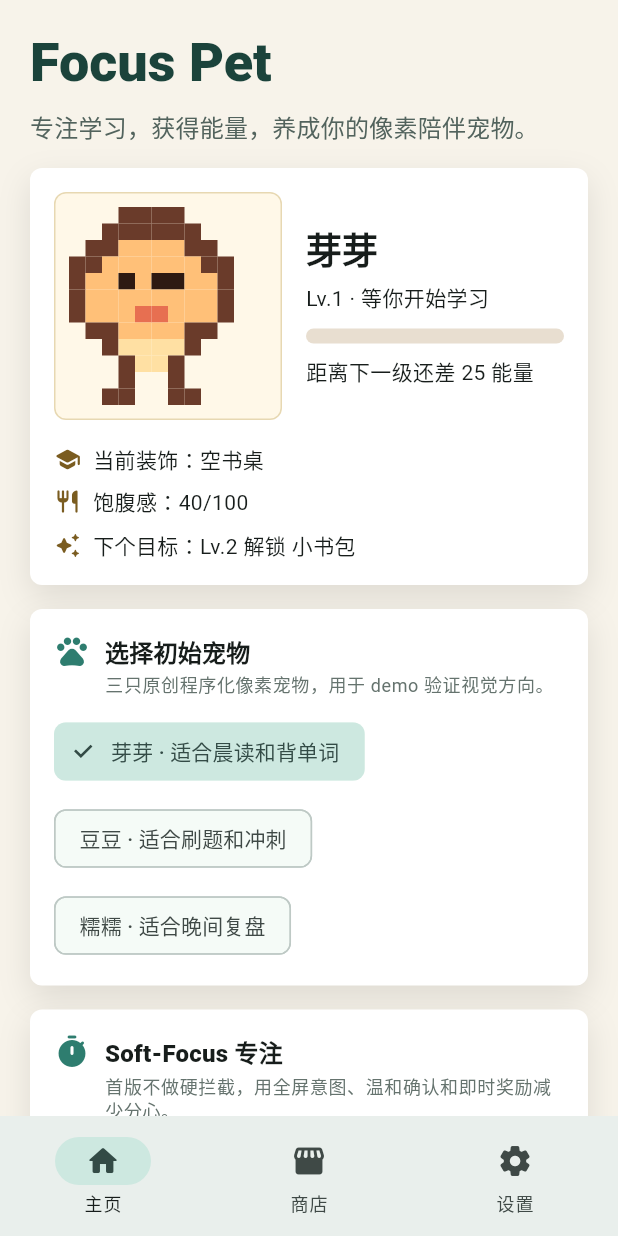
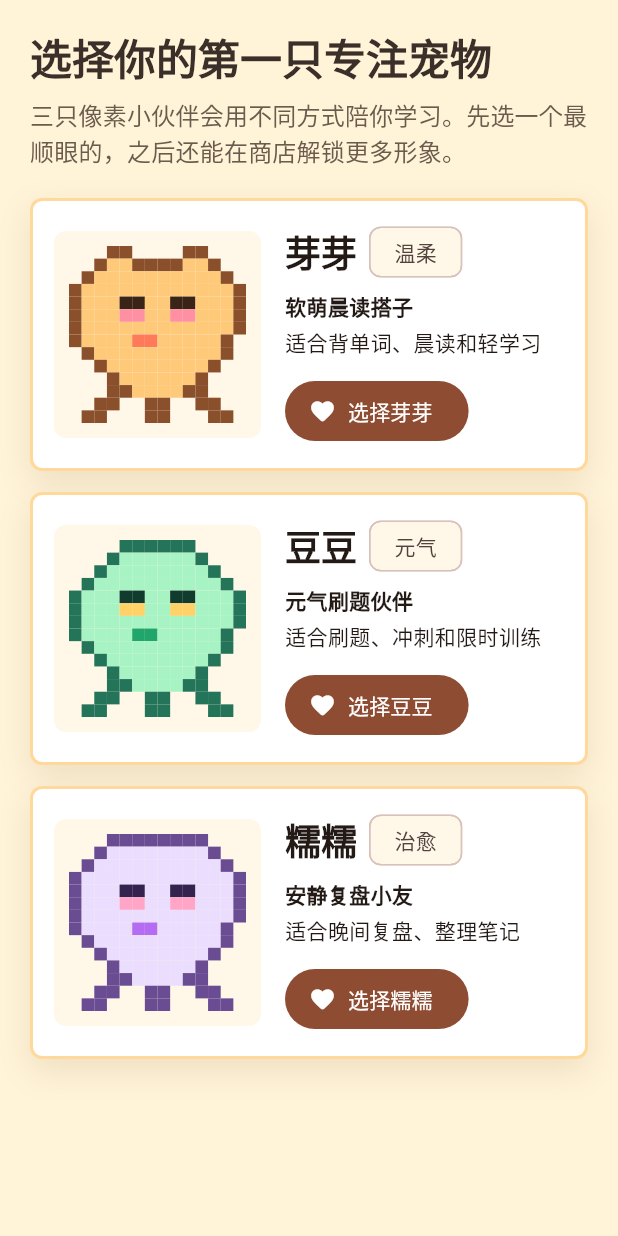
Before and after one commit to unknownparticles/pixpet, a Flutter app: the screen it shows after launch, on a phone screen of 412 x 824 dp. Run offline on Flutter 3.47's test engine with Material 3 defaults, Android fonts, the phone set to English and light mode, and no system bars.

Commit message:
【optimize】优化 Focus Pet 首次选择与像素玩具风视觉。
【影响点】影响首次进入宠物选择、主页宠物房间、商店设置视觉和对应中文 OpenSpec 文档。

```diff
--- a/lib/app/focus_pet_app.dart
+++ b/lib/app/focus_pet_app.dart
@@ -1,10 +1,19 @@
 import 'package:flutter/material.dart';
 
+import '../domain/starter_pet.dart';
 import '../features/home/focus_pet_home_page.dart';
+import '../features/onboarding/pet_choice_page.dart';
 
 /// Focus Pet demo 的根组件。
-class FocusPetApp extends StatelessWidget {
+class FocusPetApp extends StatefulWidget {
   const FocusPetApp({super.key});
+
+  @override
+  State<FocusPetApp> createState() => _FocusPetAppState();
+}
+
+class _FocusPetAppState extends State<FocusPetApp> {
+  StarterPet? _selectedPet;
 
   @override
   Widget build(BuildContext context) {
@@ -13,13 +22,21 @@ class FocusPetApp extends StatelessWidget {
       debugShowCheckedModeBanner: false,
       theme: ThemeData(
         colorScheme: ColorScheme.fromSeed(
-          seedColor: const Color(0xFF2E7D6F),
+          seedColor: const Color(0xFFFF9F7A),
           brightness: Brightness.light,
         ),
-        scaffoldBackgroundColor: const Color(0xFFF7F3EA),
+        scaffoldBackgroundColor: const Color(0xFFFFF3D8),
+        chipTheme: const ChipThemeData(
+          selectedColor: Color(0xFFFFD8A8),
+          backgroundColor: Color(0xFFFFF7E8),
+        ),
         useMaterial3: true,
       ),
-      home: const FocusPetHomePage(),
+      home: _selectedPet == null
+          ? PetChoicePage(
+              onPetSelected: (pet) => setState(() => _selectedPet = pet),
+            )
+          : FocusPetHomePage(initialPet: _selectedPet!),
     );
   }
 }
--- /dev/null
+++ b/lib/domain/starter_pet.dart
@@ -0,0 +1,45 @@
+/// 首次进入和主页共用的初始宠物信息。
+class StarterPet {
+  const StarterPet({
+    required this.id,
+    required this.name,
+    required this.trait,
+    required this.scene,
+    required this.tag,
+  });
+
+  final String id;
+  final String name;
+  final String trait;
+  final String scene;
+  final String tag;
+}
+
+/// Demo 固定三选一宠物。
+class StarterPets {
+  const StarterPets._();
+
+  static const List<StarterPet> all = <StarterPet>[
+    StarterPet(
+      id: 'sprout',
+      name: '芽芽',
+      trait: '软萌晨读搭子',
+      scene: '适合背单词、晨读和轻学习',
+      tag: '温柔',
+    ),
+    StarterPet(
+      id: 'bean',
+      name: '豆豆',
+      trait: '元气刷题伙伴',
+      scene: '适合刷题、冲刺和限时训练',
+      tag: '元气',
+    ),
+    StarterPet(
+      id: 'mochi',
+      name: '糯糯',
+      trait: '安静复盘小友',
+      scene: '适合晚间复盘、整理笔记',
+      tag: '治愈',
+    ),
+  ];
+}
--- a/lib/features/home/focus_pet_home_page.dart
+++ b/lib/features/home/focus_pet_home_page.dart
@@ -5,6 +5,7 @@ import '../../domain/focus_stats.dart';
 import '../../domain/pet_profile.dart';
 import '../../domain/reward_ledger.dart';
 import '../../domain/shop.dart';
+import '../../domain/starter_pet.dart';
 import '../../widgets/pixel_pet.dart';
 
 /// Focus Pet demo 主界面。
@@ -12,31 +13,24 @@ import '../../widgets/pixel_pet.dart';
 /// 为了让 demo 一打开就能体验完整闭环，首版把引导、计时、宠物成长、
 /// 统计和分享卡放在同一个可滚动页面里。
 class FocusPetHomePage extends StatefulWidget {
-  const FocusPetHomePage({super.key});
+  const FocusPetHomePage({
+    super.key,
+    required this.initialPet,
+  });
+
+  final StarterPet initialPet;
 
   @override
   State<FocusPetHomePage> createState() => _FocusPetHomePageState();
 }
 
 class _FocusPetHomePageState extends State<FocusPetHomePage> {
-  static const List<_StarterPet> _starterPets = <_StarterPet>[
-    _StarterPet(id: 'sprout', name: '芽芽', trait: '适合晨读和背单词'),
-    _StarterPet(id: 'bean', name: '豆豆', trait: '适合刷题和冲刺'),
-    _StarterPet(id: 'mochi', name: '糯糯', trait: '适合晚间复盘'),
-  ];
   static const List<int> _durations = <int>[15, 25, 45, 60];
 
   final RewardLedger _rewardLedger = const RewardLedger();
   final ShopService _shopService = const ShopService();
 
-  late PetProfile _pet = const PetProfile(
-    petId: 'sprout',
-    name: '芽芽',
-    level: 1,
-    energy: 0,
-    mood: PetMood.waiting,
-    decoration: '空书桌',
-  );
+  late PetProfile _pet = _initialProfile(widget.initialPet);
   FocusStats _stats = const FocusStats(
     todayMinutes: 0,
     weekMinutes: 0,
@@ -51,10 +45,26 @@ class _FocusPetHomePageState extends State<FocusPetHomePage> {
   bool _soundEnabled = false;
   String _message = '选择一只宠物，开始第一段 soft-focus 学习。';
 
+  static PetProfile _initialProfile(StarterPet pet) {
+    return PetProfile(
+      petId: pet.id,
+      name: pet.name,
+      level: 1,
+      energy: 0,
+      mood: PetMood.waiting,
+      decoration: '软垫小窝',
+      ownedPetIds: <String>[pet.id],
+    );
+  }
+
   @override
   Widget build(BuildContext context) {
     return Scaffold(
       body: SafeArea(
+        child: DecoratedBox(
+          decoration: const BoxDecoration(
+            color: Color(0xFFFFF3D8),
+          ),
           child: CustomScrollView(
             slivers: <Widget>[
               SliverToBoxAdapter(child: _buildHeader(context)),
@@ -65,7 +75,10 @@ class _FocusPetHomePageState extends State<FocusPetHomePage> {
             ],
           ),
         ),
+      ),
       bottomNavigationBar: NavigationBar(
+        backgroundColor: const Color(0xFFFFFAF0),
+        indicatorColor: const Color(0xFFFFD8A8),
         selectedIndex: _selectedTab,
         onDestinationSelected: (index) => setState(() => _selectedTab = index),
         destinations: const <NavigationDestination>[
@@ -102,8 +115,6 @@ class _FocusPetHomePageState extends State<FocusPetHomePage> {
         return <Widget>[
           _buildPetCard(context),
           const SizedBox(height: 16),
-          _buildStarterPets(context),
-          const SizedBox(height: 16),
           _buildFocusPanel(context),
           const SizedBox(height: 16),
           _buildStatsGrid(context),
@@ -123,7 +134,7 @@ class _FocusPetHomePageState extends State<FocusPetHomePage> {
             'Focus Pet',
             style: Theme.of(context).textTheme.displaySmall?.copyWith(
                   fontWeight: FontWeight.w800,
-                  color: const Color(0xFF1B433B),
+                  color: const Color(0xFF3B2F2A),
                 ),
           ),
           const SizedBox(height: 8),
@@ -144,24 +155,46 @@ class _FocusPetHomePageState extends State<FocusPetHomePage> {
     return _Panel(
       child: Column(
         children: <Widget>[
-          Row(
-            crossAxisAlignment: CrossAxisAlignment.center,
+          DecoratedBox(
+            decoration: BoxDecoration(
+              color: const Color(0xFFFFE8B8),
+              borderRadius: BorderRadius.circular(8),
+              border: Border.all(color: const Color(0xFFFFC57A), width: 2),
+            ),
+            child: Padding(
+              padding: const EdgeInsets.fromLTRB(16, 16, 16, 12),
+              child: Column(
                 children: <Widget>[
                   DecoratedBox(
                     decoration: BoxDecoration(
-                  color: const Color(0xFFFFF8E8),
+                      color: const Color(0xFFFFF7E8),
                       borderRadius: BorderRadius.circular(8),
-                  border: Border.all(color: const Color(0xFFE7D8B2)),
                     ),
                     child: Padding(
-                  padding: const EdgeInsets.all(10),
+                      padding: const EdgeInsets.all(14),
                       child: PixelPet(
                         petId: _pet.petId,
                         mood: _pet.mood.name,
+                        size: 156,
                       ),
                     ),
                   ),
-              const SizedBox(width: 16),
+                  const SizedBox(height: 10),
+                  Container(
+                    height: 12,
+                    width: 180,
+                    decoration: BoxDecoration(
+                      color: const Color(0xFFC97B4E),
+                      borderRadius: BorderRadius.circular(8),
+                    ),
+                  ),
+                ],
+              ),
+            ),
+          ),
+          const SizedBox(height: 14),
+          Row(
+            children: <Widget>[
               Expanded(
                 child: Column(
                   crossAxisAlignment: CrossAxisAlignment.start,
@@ -169,30 +202,30 @@ class _FocusPetHomePageState extends State<FocusPetHomePage> {
                     Text(
                       _pet.name,
                       style: Theme.of(context).textTheme.headlineSmall?.copyWith(
-                            fontWeight: FontWeight.w800,
+                            fontWeight: FontWeight.w900,
+                            color: const Color(0xFF3B2F2A),
                           ),
                     ),
-                    const SizedBox(height: 6),
+                    const SizedBox(height: 4),
                     Text('Lv.${_pet.level} · ${_pet.mood.label}'),
+                  ],
+                ),
+              ),
+              Chip(label: Text('${_pet.energy} 能量')),
+            ],
+          ),
           const SizedBox(height: 10),
           LinearProgressIndicator(
             value: (_pet.energy % RewardLedger.energyPerLevel) /
                 RewardLedger.energyPerLevel,
-                      minHeight: 10,
+            minHeight: 12,
             borderRadius: BorderRadius.circular(6),
-                      backgroundColor: const Color(0xFFE8DED0),
-                      color: const Color(0xFF2E7D6F),
+            backgroundColor: const Color(0xFFFFE4C7),
+            color: const Color(0xFFFF8A65),
           ),
           const SizedBox(height: 8),
           Text(
-                      remaining == 0
-                          ? '已经可以升级，完成下一次专注会刷新奖励。'
-                          : '距离下一级还差 $remaining 能量',
-                    ),
-                  ],
-                ),
-              ),
-            ],
+            remaining == 0 ? '再完成一次专注刷新奖励。' : '距离下一级还差 $remaining 能量',
           ),
           const SizedBox(height: 16),
           _InfoStrip(
@@ -214,34 +247,6 @@ class _FocusPetHomePageState extends State<FocusPetHomePage> {
     );
   }
 
-  Widget _buildStarterPets(BuildContext context) {
-    return _Panel(
-      child: Column(
-        crossAxisAlignment: CrossAxisAlignment.start,
-        children: <Widget>[
-          _SectionTitle(
-            icon: Icons.pets_rounded,
-            title: '选择初始宠物',
-            subtitle: '三只原创程序化像素宠物，用于 demo 验证视觉方向。',
-          ),
-          const SizedBox(height: 12),
-          Wrap(
-            spacing: 10,
-            runSpacing: 10,
-            children: _starterPets.map((pet) {
-              final selected = pet.id == _pet.petId;
-              return ChoiceChip(
-                selected: selected,
-                label: Text('${pet.name} · ${pet.trait}'),
-                onSelected: (_) => _selectPet(pet),
-              );
-            }).toList(),
-          ),
-        ],
-      ),
-    );
-  }
-
   Widget _buildFocusPanel(BuildContext context) {
     return _Panel(
       child: Column(
@@ -250,7 +255,7 @@ class _FocusPetHomePageState extends State<FocusPetHomePage> {
           _SectionTitle(
             icon: Icons.timer_rounded,
             title: 'Soft-Focus 专注',
-            subtitle: '首版不做硬拦截，用全屏意图、温和确认和即时奖励减少分心。',
+            subtitle: '把手机放远一点，让宠物在小房间里陪你完成这一段。',
           ),
           const SizedBox(height: 12),
           SegmentedButton<int>(
@@ -274,14 +279,14 @@ class _FocusPetHomePageState extends State<FocusPetHomePage> {
             duration: const Duration(milliseconds: 240),
             padding: const EdgeInsets.all(16),
             decoration: BoxDecoration(
-              color: _isFocusing ? const Color(0xFF173C35) : const Color(0xFFEAF5EE),
+              color: _isFocusing ? const Color(0xFF4A3A5A) : const Color(0xFFFFF0C7),
               borderRadius: BorderRadius.circular(8),
             ),
             child: Row(
               children: <Widget>[
                 Icon(
                   _isFocusing ? Icons.hourglass_bottom_rounded : Icons.spa_rounded,
-                  color: _isFocusing ? Colors.white : const Color(0xFF1B5E4F),
+                  color: _isFocusing ? Colors.white : const Color(0xFF7A4F1E),
                 ),
                 const SizedBox(width: 12),
                 Expanded(
@@ -290,7 +295,7 @@ class _FocusPetHomePageState extends State<FocusPetHomePage> {
                         ? '正在进行 $_selectedMinutes 分钟 soft-focus：把手机放远一点，宠物会陪你学习。'
                         : _message,
                     style: TextStyle(
-                      color: _isFocusing ? Colors.white : const Color(0xFF1B5E4F),
+                      color: _isFocusing ? Colors.white : const Color(0xFF7A4F1E),
                       fontWeight: FontWeight.w600,
                     ),
                   ),
@@ -398,7 +403,7 @@ class _FocusPetHomePageState extends State<FocusPetHomePage> {
               aspectRatio: 1,
               child: DecoratedBox(
                 decoration: BoxDecoration(
-                  color: const Color(0xFF102E2A),
+                  color: const Color(0xFF5A3B63),
                   borderRadius: BorderRadius.circular(8),
                 ),
                 child: Padding(
@@ -553,24 +558,6 @@ class _FocusPetHomePageState extends State<FocusPetHomePage> {
     );
   }
 
-  void _selectPet(_StarterPet starterPet) {
-    if (_isFocusing) {
-      return;
-    }
-    setState(() {
-      _pet = PetProfile(
-        petId: starterPet.id,
-        name: starterPet.name,
-        level: 1,
-        energy: 0,
-        mood: PetMood.waiting,
-        decoration: '空书桌',
-        ownedPetIds: <String>[starterPet.id],
-      );
-      _message = '${starterPet.name} 已加入学习桌：${starterPet.trait}。';
-    });
-  }
-
   void _startFocus() {
     setState(() {
       _isFocusing = true;
@@ -652,11 +639,12 @@ class _Panel extends StatelessWidget {
   Widget build(BuildContext context) {
     return DecoratedBox(
       decoration: BoxDecoration(
-        color: Colors.white,
+        color: const Color(0xFFFFFCF7),
         borderRadius: BorderRadius.circular(8),
+        border: Border.all(color: const Color(0xFFFFDFB7)),
         boxShadow: const <BoxShadow>[
           BoxShadow(
-            color: Color(0x1A000000),
+            color: Color(0x1A9B5B21),
             blurRadius: 18,
             offset: Offset(0, 8),
           ),
@@ -759,9 +747,9 @@ class _ShopTile extends StatelessWidget {
       padding: const EdgeInsets.only(bottom: 10),
       child: DecoratedBox(
         decoration: BoxDecoration(
-          color: const Color(0xFFFFFAF0),
+          color: const Color(0xFFFFF6E5),
           borderRadius: BorderRadius.circular(8),
-          border: Border.all(color: const Color(0xFFE9DDC5)),
+          border: Border.all(color: const Color(0xFFFFD2A1)),
         ),
         child: Padding(
           padding: const EdgeInsets.all(12),
@@ -817,18 +805,6 @@ class _ShopTile extends StatelessWidget {
   }
 }
 
-class _StarterPet {
-  const _StarterPet({
-    required this.id,
-    required this.name,
-    required this.trait,
-  });
-
-  final String id;
-  final String name;
-  final String trait;
-}
-
 class _StatItem {
   const _StatItem(this.label, this.value);
 
--- /dev/null
+++ b/lib/features/onboarding/pet_choice_page.dart
@@ -0,0 +1,141 @@
+import 'package:flutter/material.dart';
+
+import '../../domain/starter_pet.dart';
+import '../../widgets/pixel_pet.dart';
+
+/// 首次进入的三选一宠物选择页。
+class PetChoicePage extends StatelessWidget {
+  const PetChoicePage({
+    super.key,
+    required this.onPetSelected,
+  });
+
+  final ValueChanged<StarterPet> onPetSelected;
+
+  @override
+  Widget build(BuildContext context) {
+    return Scaffold(
+      body: SafeArea(
+        child: DecoratedBox(
+          decoration: const BoxDecoration(
+            color: Color(0xFFFFF3D8),
+          ),
+          child: ListView(
+            padding: const EdgeInsets.fromLTRB(20, 20, 20, 28),
+            children: <Widget>[
+              Text(
+                '选择你的第一只专注宠物',
+                style: Theme.of(context).textTheme.headlineMedium?.copyWith(
+                      color: const Color(0xFF3B2F2A),
+                      fontWeight: FontWeight.w900,
+                    ),
+              ),
+              const SizedBox(height: 8),
+              Text(
+                '三只像素小伙伴会用不同方式陪你学习。先选一个最顺眼的，之后还能在商店解锁更多形象。',
+                style: Theme.of(context).textTheme.titleMedium?.copyWith(
+                      color: const Color(0xFF6B5B4D),
+                    ),
+              ),
+              const SizedBox(height: 20),
+              ...StarterPets.all.map(
+                (pet) => Padding(
+                  padding: const EdgeInsets.only(bottom: 14),
+                  child: _PetChoiceCard(
+                    pet: pet,
+                    onSelected: () => onPetSelected(pet),
+                  ),
+                ),
+              ),
+            ],
+          ),
+        ),
+      ),
+    );
+  }
+}
+
+class _PetChoiceCard extends StatelessWidget {
+  const _PetChoiceCard({
+    required this.pet,
+    required this.onSelected,
+  });
+
+  final StarterPet pet;
+  final VoidCallback onSelected;
+
+  @override
+  Widget build(BuildContext context) {
+    return DecoratedBox(
+      decoration: BoxDecoration(
+        color: Colors.white,
+        borderRadius: BorderRadius.circular(8),
+        border: Border.all(color: const Color(0xFFFFD89C), width: 2),
+        boxShadow: const <BoxShadow>[
+          BoxShadow(
+            color: Color(0x1F7A4D1B),
+            blurRadius: 18,
+            offset: Offset(0, 8),
+          ),
+        ],
+      ),
+      child: Padding(
+        padding: const EdgeInsets.all(16),
+        child: Row(
+          children: <Widget>[
+            DecoratedBox(
+              decoration: BoxDecoration(
+                color: const Color(0xFFFFF7E8),
+                borderRadius: BorderRadius.circular(8),
+              ),
+              child: Padding(
+                padding: const EdgeInsets.all(10),
+                child: PixelPet(
+                  petId: pet.id,
+                  mood: 'happy',
+                  size: 118,
+                ),
+              ),
+            ),
+            const SizedBox(width: 16),
+            Expanded(
+              child: Column(
+                crossAxisAlignment: CrossAxisAlignment.start,
+                children: <Widget>[
+                  Row(
+                    children: <Widget>[
+                      Text(
+                        pet.name,
+                        style: Theme.of(context).textTheme.headlineSmall?.copyWith(
+                              fontWeight: FontWeight.w900,
+                            ),
+                      ),
+                      const SizedBox(width: 8),
+                      Chip(
+                        label: Text(pet.tag),
+                        visualDensity: VisualDensity.compact,
+                      ),
+                    ],
+                  ),
+                  const SizedBox(height: 6),
+                  Text(
+                    pet.trait,
+                    style: const TextStyle(fontWeight: FontWeight.w700),
+                  ),
+                  const SizedBox(height: 4),
+                  Text(pet.scene),
+                  const SizedBox(height: 12),
+                  FilledButton.icon(
+                    onPressed: onSelected,
+                    icon: const Icon(Icons.favorite_rounded),
+                    label: Text('选择${pet.name}'),
+                  ),
+                ],
+              ),
+            ),
+          ],
+        ),
+      ),
+    );
+  }
+}
--- a/lib/widgets/pixel_pet.dart
+++ b/lib/widgets/pixel_pet.dart
@@ -18,7 +18,7 @@ class PixelPet extends StatelessWidget {
   @override
   Widget build(BuildContext context) {
     final palette = _paletteForPet(petId);
-    final pixels = _pixelsForMood(mood);
+    final pixels = _pixelsForPet(petId, mood);
 
     return SizedBox.square(
       dimension: size,
@@ -31,26 +31,69 @@ class PixelPet extends StatelessWidget {
     );
   }
 
-  List<String> _pixelsForMood(String mood) {
-    final smile = mood == 'encouraging' ? '6' : '5';
-    final mouthLine = StringBuffer('1222')
-      ..write(smile)
-      ..write(smile)
-      ..write('222100');
-    return <String>[
-      '000111100000',
-      '001111110000',
-      '011222211000',
-      '112222221100',
-      '122323322100',
-      '122222222100',
-      mouthLine.toString(),
-      '011222211000',
-      '001444410000',
-      '000144100000',
-      '000100100000',
-      '001100110000',
+  List<String> _pixelsForPet(String petId, String mood) {
+    final mouth = mood == 'encouraging' ? '6' : '5';
+    final mouthLine = (StringBuffer('12222')
+      ..write(mouth)
+      ..write(mouth)
+      ..write('222221'))
+        .toString();
+    final base = <String>[
+      '00011000011000',
+      '00122111122100',
+      '01222222222210',
+      '12222222222221',
+      '12223322332221',
+      '12224422442221',
+      '12222222222221',
+      mouthLine,
+      '01222222222210',
+      '00122222222100',
+      '00012222221000',
+      '00011222211000',
+      '00110011001100',
+      '01100011000110',
     ];
+
+    if (petId == 'bean') {
+      return <String>[
+        '00001111110000',
+        '00012222221000',
+        '00122222222100',
+        '01222222222210',
+        '12223322332221',
+        '12224422442221',
+        '12222222222221',
+        mouthLine,
+        '01222222222210',
+        '00122222222100',
+        '00012222221000',
+        '00011222211000',
+        '00110011001100',
+        '01100011000110',
+      ];
+    }
+
+    if (petId == 'mochi') {
+      return <String>[
+        '00011111111000',
+        '00122222222100',
+        '01222222222210',
+        '12222222222221',
+        '12223322332221',
+        '12224422442221',
+        '12222222222221',
+        mouthLine,
+        '01222222222210',
+        '00122222222100',
+        '00012222221000',
+        '00011222211000',
+        '00110011001100',
+        '01100011000110',
+      ];
+    }
+
+    return base;
   }
 
   Map<String, Color> _paletteForPet(String petId) {
@@ -58,32 +101,32 @@ class PixelPet extends StatelessWidget {
       case 'mochi':
         return const <String, Color>{
           '0': Colors.transparent,
-          '1': Color(0xFF4B3D73),
-          '2': Color(0xFFE6D9FF),
-          '3': Color(0xFF2B2442),
-          '4': Color(0xFFFFC7D8),
-          '5': Color(0xFF8B5CF6),
-          '6': Color(0xFF6D5B8D),
+          '1': Color(0xFF6A4C93),
+          '2': Color(0xFFEBDDFE),
+          '3': Color(0xFF33234E),
+          '4': Color(0xFFFFA6C8),
+          '5': Color(0xFFB46CF2),
+          '6': Color(0xFF8C79A8),
         };
       case 'bean':
         return const <String, Color>{
           '0': Colors.transparent,
-          '1': Color(0xFF2F5D50),
-          '2': Color(0xFF9BE7C0),
-          '3': Color(0xFF12362D),
+          '1': Color(0xFF24745A),
+          '2': Color(0xFFA7F3C4),
+          '3': Color(0xFF123B2F),
           '4': Color(0xFFFFD166),
-          '5': Color(0xFF227C5A),
-          '6': Color(0xFF54786E),
+          '5': Color(0xFF20A66B),
+          '6': Color(0xFF6A8A7D),
         };
       default:
         return const <String, Color>{
           '0': Colors.transparent,
-          '1': Color(0xFF6A3B2A),
-          '2': Color(0xFFFFC078),
-          '3': Color(0xFF2E1A12),
-          '4': Color(0xFFFFE0A3),
-          '5': Color(0xFFE76F51),
-          '6': Color(0xFF9B6B4E),
+          '1': Color(0xFF8A4F2B),
+          '2': Color(0xFFFFC97A),
+          '3': Color(0xFF3A2418),
+          '4': Color(0xFFFF8FA3),
+          '5': Color(0xFFFF7A59),
+          '6': Color(0xFFB07752),
         };
     }
   }
```
Also changed, not shown: 5 other files. Lines whose indentation alone changed are shown as unchanged.
